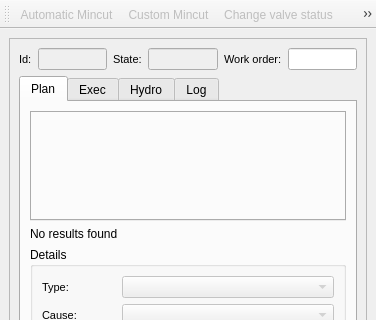
Qt form core/ui/toolbars/om/mincut.ui (Giswater/giswater_qgis_plugin) before a commit; both pictures show x 0 to 376 and y 0 to 320 of the 376 by 768 pixel window.
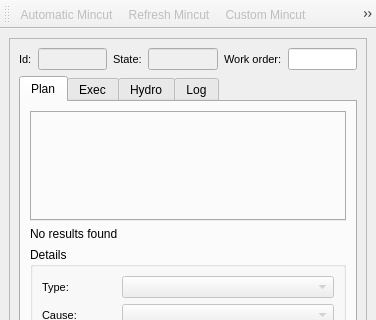
The same form after that commit. Icons and pictures are not drawn.

Commit message: Add button 'Refresh Mincut' in dialog

Diff of the .ui file:
```diff
--- a/core/ui/toolbars/om/mincut.ui
+++ b/core/ui/toolbars/om/mincut.ui
@@ -909,6 +909,7 @@
     <bool>false</bool>
    </attribute>
    <addaction name="actionMincut"/>
+   <addaction name="actionRefreshMincut"/>
    <addaction name="actionCustomMincut"/>
    <addaction name="actionChangeValveStatus"/>
    <addaction name="actionAddConnec"/>
@@ -999,6 +1000,21 @@
     <string>Change valve status</string>
    </property>
   </action>
+  <action name="actionRefreshMincut">
+   <property name="checkable">
+    <bool>false</bool>
+   </property>
+   <property name="enabled">
+    <bool>false</bool>
+   </property>
+   <property name="icon">
+    <iconset>
+     <normaloff>../../../../icons/dialogs/20x20/125.png</normaloff>../../../../icons/dialogs/20x20/125.png</iconset>
+   </property>
+   <property name="text">
+    <string>Refresh Mincut</string>
+   </property>
+  </action>
  </widget>
  <resources/>
  <connections/>
```
